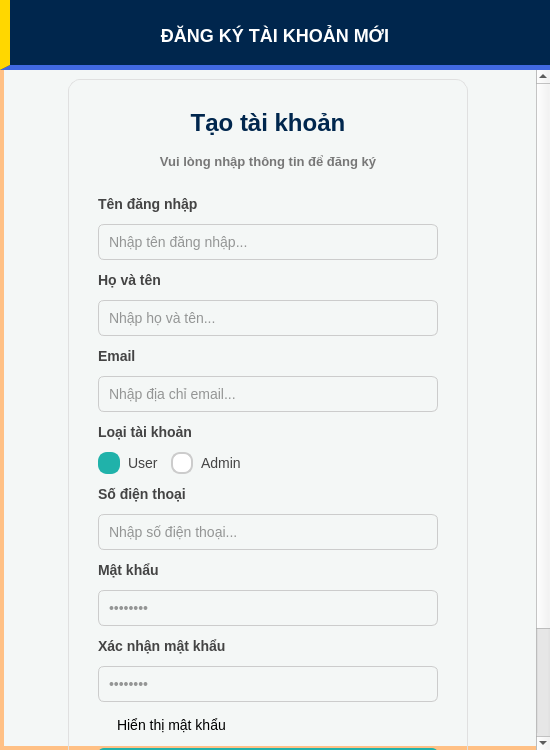
Before: the Qt Designer form src/components/widgets/login/signupform.ui in DamPhuQuy/Scientific-Article-Management, drawn with Qt 5.
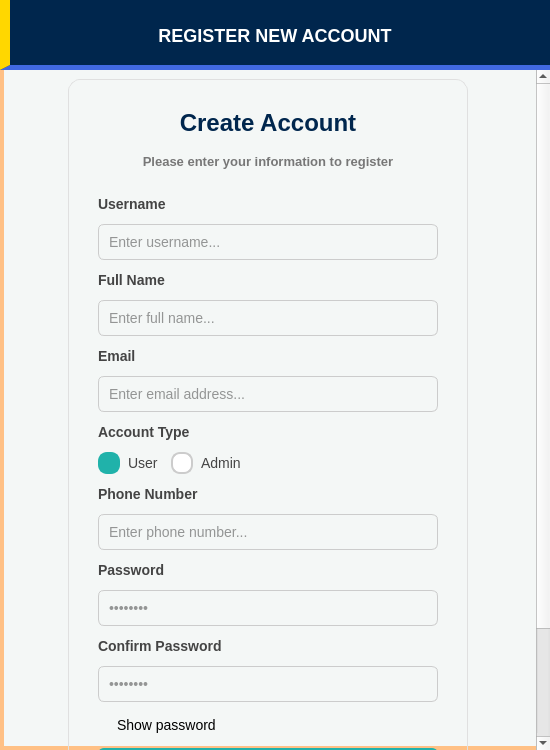
After: the same form once the commit is applied.

The edit to the form file:
```diff
--- a/src/components/widgets/login/signupform.ui
+++ b/src/components/widgets/login/signupform.ui
@@ -126,7 +126,7 @@
          </string>
         </property>
         <property name="text">
-         <string>ĐĂNG KÝ TÀI KHOẢN MỚI</string>
+         <string>REGISTER NEW ACCOUNT</string>
         </property>
         <property name="alignment">
          <set>Qt::AlignmentFlag::AlignCenter</set>
@@ -210,7 +210,7 @@
           <item>
            <widget class="QLabel" name="welcomeLabel">
             <property name="text">
-             <string>Tạo tài khoản</string>
+             <string>Create Account</string>
             </property>
             <property name="alignment">
              <set>Qt::AlignmentFlag::AlignCenter</set>
@@ -220,7 +220,7 @@
           <item>
            <widget class="QLabel" name="subtitleLabel">
             <property name="text">
-             <string>Vui lòng nhập thông tin để đăng ký</string>
+             <string>Please enter your information to register</string>
             </property>
             <property name="alignment">
              <set>Qt::AlignmentFlag::AlignCenter</set>
@@ -230,28 +230,28 @@
           <item>
            <widget class="QLabel" name="usernameLabel">
             <property name="text">
-             <string>Tên đăng nhập</string>
+             <string>Username</string>
             </property>
            </widget>
           </item>
           <item>
            <widget class="QLineEdit" name="usernameEdit">
             <property name="placeholderText">
-             <string>Nhập tên đăng nhập...</string>
+             <string>Enter username...</string>
             </property>
            </widget>
           </item>
           <item>
            <widget class="QLabel" name="fullnameLabel">
             <property name="text">
-             <string>Họ và tên</string>
+             <string>Full Name</string>
             </property>
            </widget>
           </item>
           <item>
            <widget class="QLineEdit" name="fullnameEdit">
             <property name="placeholderText">
-             <string>Nhập họ và tên...</string>
+             <string>Enter full name...</string>
             </property>
            </widget>
           </item>
@@ -265,14 +265,14 @@
           <item>
            <widget class="QLineEdit" name="emailEdit">
             <property name="placeholderText">
-             <string>Nhập địa chỉ email...</string>
+             <string>Enter email address...</string>
             </property>
            </widget>
           </item>
           <item>
            <widget class="QLabel" name="roleLabel">
             <property name="text">
-             <string>Loại tài khoản</string>
+             <string>Account Type</string>
             </property>
            </widget>
           </item>
@@ -359,21 +359,21 @@
           <item>
            <widget class="QLabel" name="phoneLabel">
             <property name="text">
-             <string>Số điện thoại</string>
+             <string>Phone Number</string>
             </property>
            </widget>
           </item>
           <item>
            <widget class="QLineEdit" name="phoneEdit">
             <property name="placeholderText">
-             <string>Nhập số điện thoại...</string>
+             <string>Enter phone number...</string>
             </property>
            </widget>
           </item>
           <item>
            <widget class="QLabel" name="passwordLabel">
             <property name="text">
-             <string>Mật khẩu</string>
+             <string>Password</string>
             </property>
            </widget>
           </item>
@@ -390,7 +390,7 @@
           <item>
            <widget class="QLabel" name="confirmPassLabel">
             <property name="text">
-             <string>Xác nhận mật khẩu</string>
+             <string>Confirm Password</string>
             </property>
            </widget>
           </item>
@@ -407,7 +407,7 @@
           <item>
            <widget class="QCheckBox" name="showPasswordCheckBox">
             <property name="text">
-             <string>Hiển thị mật khẩu</string>
+             <string>Show password</string>
             </property>
            </widget>
           </item>
```
Left out of the diff: 6 changed lines with no effect on the pictures.
